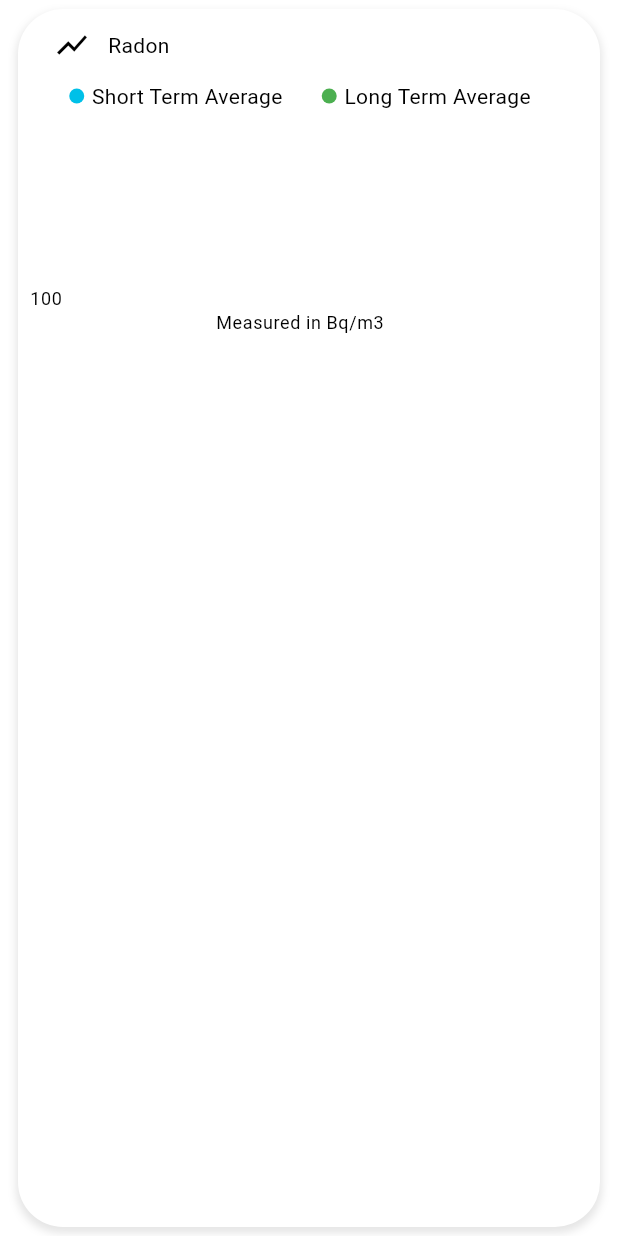
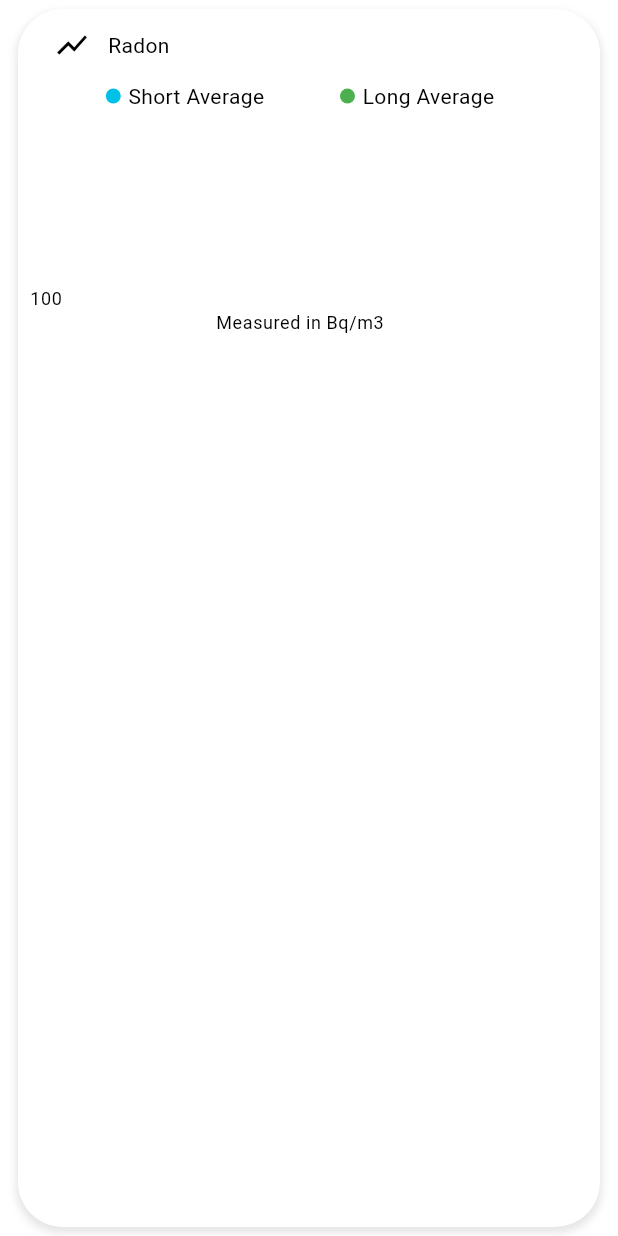
Before and after one commit to 3W1B/MOBILE, a Flutter app: the RadonGraph widget shown alone on an empty page, opened directly with empty values, on a phone screen of 412 x 824 dp. Run offline on Flutter 3.47's test engine with Material 2 defaults, Android fonts, the phone set to English and light mode, and no system bars; drawn by our look-alikes of fl_chart; our stand-ins replace flutter_hooks, google_maps_flutter.

Commit message:
fixed radon coloration, added log interval filter

```diff
--- a/lib/pages/home/stats/radon_graph.dart
+++ b/lib/pages/home/stats/radon_graph.dart
@@ -77,7 +77,7 @@ class RadonGraph extends HookWidget implements Graph {
         children: [
           FooLineChart(
             legend: Legend(
-              labels: ['Short Term Average', 'Long Term Average'],
+              labels: ['Short Average', 'Long Average'],
               colors: [AppColors.radonSta, AppColors.radonLta],
             ),
             description: 'Measured in Bq/m3',
--- a/lib/utils/app_colors.dart
+++ b/lib/utils/app_colors.dart
@@ -1,10 +1,10 @@
 import 'package:flutter/material.dart';
 
 class AppColors {
-  static get radonLta => Color(0xFF4caf50);
-  static get radonSta => Color(0xFF00c0e8);
-  static get humidityOutside => Color(0xFF4caf50);
-  static get humidityInside => Color(0xFF00c0e8);
-  static get temperatureOutside => Color(0xFF4caf50);
-  static get temperatureInside => Color(0xFF00c0e8);
+  static get radonLta => const Color(0xFF4caf50);
+  static get radonSta => const Color(0xFF00c0e8);
+  static get humidityOutside => const Color(0xFF4caf50);
+  static get humidityInside => const Color(0xFF00c0e8);
+  static get temperatureOutside => const Color(0xFF4caf50);
+  static get temperatureInside => const Color(0xFF00c0e8);
 }
```
Also changed, not shown: lib/pages/home/stats/stats_widget.dart (+17 -3 lines).
